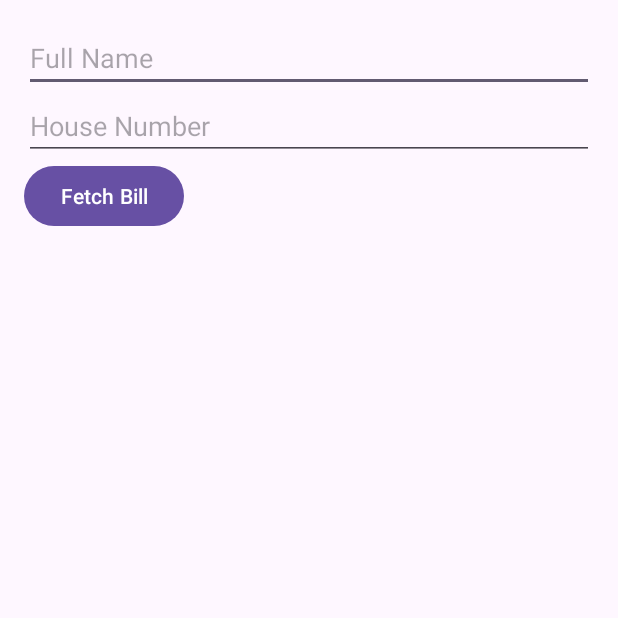
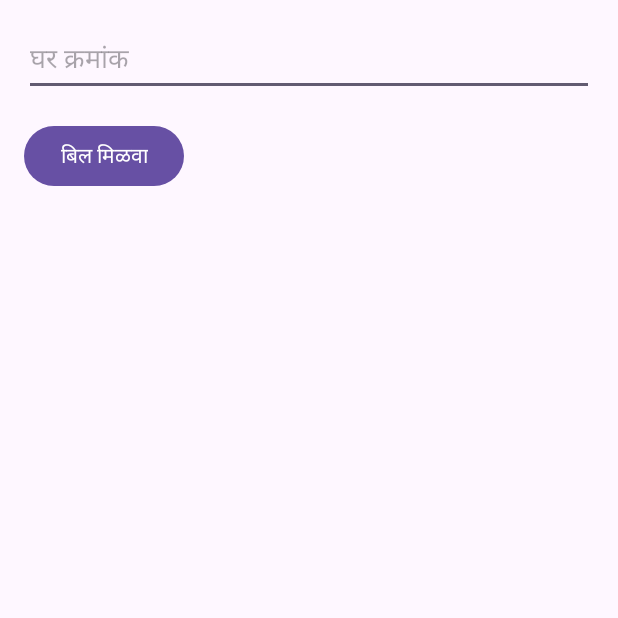
Before and after one commit to sanket96s/Grampanchayat-application, an Android app: the screen it shows after launch once a user with an empty profile is signed in (TaxPayActivity), after a tap on an icon or button, on a phone screen of 412 x 824 dp, the top half of it. Run offline under Robolectric (Android 15) with nearby library versions, the phone set to English and light mode, and no system bars; our stand-ins replace Firebase (no records; nobody signed in at launch, a user with empty details on screens opened directly), Picasso.

Commit message:
tax fetched successfully

```diff
--- a/app/build.gradle.kts
+++ b/app/build.gradle.kts
@@ -45,14 +45,20 @@ dependencies {
     implementation("androidx.navigation:navigation-ui:2.8.0")
     implementation("androidx.drawerlayout:drawerlayout:1.2.0")
 
+
+
+
     // Firebase Realtime Database
     implementation(platform("com.google.firebase:firebase-bom:33.3.0"))
     implementation("com.google.firebase:firebase-database:20.3.0") // Add Realtime Database dependency
     implementation("com.google.firebase:firebase-auth:21.0.1") // Authentication if needed
     implementation("com.google.android.gms:play-services-auth:19.0.0") // Google sign-in
+    implementation ("com.google.firebase:firebase-firestore:24.0.2")
+
 
     // Image loading library
     implementation("com.squareup.picasso:picasso:2.71828")
+
 
     // Testing dependencies
     testImplementation("junit:junit:4.13.2")
--- a/app/src/main/AndroidManifest.xml
+++ b/app/src/main/AndroidManifest.xml
@@ -3,6 +3,7 @@
     xmlns:tools="http://schemas.android.com/tools">
 
     <uses-permission android:name="android.permission.INTERNET" />
+    <uses-permission android:name="android.permission.ACCESS_NETWORK_STATE"/>
     <uses-permission android:name="android.permission.POST_NOTIFICATIONS" />
 
     <application
@@ -14,7 +15,9 @@
         android:roundIcon="@mipmap/ic_launcher_round"
         android:supportsRtl="true"
         android:theme="@style/Theme.GrampanchayatKouthaliApk"
-        tools:targetApi="31">
+        tools:targetApi="31"
+        android:hardwareAccelerated="true"
+        android:largeHeap="true">
 
         <activity
             android:name=".MainActivity"
@@ -32,6 +35,7 @@
         <activity android:name=".MainPageActivity" />
         <activity android:name=".TaxPayActivity" />
         <activity android:name=".GovernmentSchemesActivity"></activity>
+        <activity android:name=".RegisterActivity"></activity>
     </application>
 
 </manifest>
--- /dev/null
+++ b/app/src/main/java/com/example/grampanchayatkouthaliapk/HelpAndSupportActivity.java
@@ -0,0 +1,4 @@
+package com.example.grampanchayatkouthaliapk;
+
+public class HelpAndSupportActivity {
+}
--- a/app/src/main/java/com/example/grampanchayatkouthaliapk/MainActivity.java
+++ b/app/src/main/java/com/example/grampanchayatkouthaliapk/MainActivity.java
@@ -41,7 +41,7 @@ public class MainActivity extends AppCompatActivity {
 
         // Transition after video playback ends or after 5 seconds
         videoView.setOnCompletionListener(mp -> proceedToCheckAuthentication());
-        new Handler().postDelayed(this::proceedToCheckAuthentication, 5000); // 5000 milliseconds = 5 seconds
+        new Handler().postDelayed(this::proceedToCheckAuthentication, 2000); // 2000 milliseconds = 5 seconds
     }
 
     @Override
--- /dev/null
+++ b/app/src/main/java/com/example/grampanchayatkouthaliapk/ProfileActivity.java
@@ -0,0 +1,4 @@
+package com.example.grampanchayatkouthaliapk;
+
+public class ProfileActivity {
+}
--- /dev/null
+++ b/app/src/main/java/com/example/grampanchayatkouthaliapk/SettingsActivity.java
@@ -0,0 +1,4 @@
+package com.example.grampanchayatkouthaliapk;
+
+public class SettingsActivity {
+}
--- /dev/null
+++ b/app/src/main/res/layout/activity_certificate.xml
@@ -0,0 +1,6 @@
+<?xml version="1.0" encoding="utf-8"?>
+<androidx.constraintlayout.widget.ConstraintLayout xmlns:android="http://schemas.android.com/apk/res/android"
+    android:layout_width="match_parent"
+    android:layout_height="match_parent">
+
+</androidx.constraintlayout.widget.ConstraintLayout>
--- a/app/src/main/res/layout/activity_tax_pay.xml
+++ b/app/src/main/res/layout/activity_tax_pay.xml
@@ -8,47 +8,72 @@
     tools:context=".TaxPayActivity">
 
     <EditText
-        android:id="@+id/input_full_name"
-        android:layout_width="match_parent"
-        android:layout_height="wrap_content"
-        android:hint="Full Name"
-        android:inputType="textPersonName" />
-
-    <EditText
         android:id="@+id/input_house_number"
         android:layout_width="match_parent"
         android:layout_height="wrap_content"
-        android:hint="House Number"
+        android:hint="घर क्रमांक"
         android:inputType="number" />
 
     <Button
         android:id="@+id/btn_fetch_bill"
         android:layout_width="wrap_content"
         android:layout_height="wrap_content"
-        android:text="Fetch Bill" />
+        android:text="बिल मिळवा"
+        android:layout_marginTop="16dp" />
 
-    <TextView
-        android:id="@+id/text_name"
-        android:layout_width="wrap_content"
+    <TableLayout
+        android:id="@+id/table_layout"
+        android:layout_width="match_parent"
         android:layout_height="wrap_content"
-        android:text="Name: "
-        android:textStyle="bold"
-        android:visibility="gone" />
+        android:stretchColumns="1"
+        android:layout_marginTop="16dp">
 
+        <TableRow>
             <TextView
                 android:id="@+id/text_house_number"
                 android:layout_width="wrap_content"
                 android:layout_height="wrap_content"
-        android:text="House Number: "
+                android:text="घर क्रमांक: "
                 android:textStyle="bold"
-        android:visibility="gone" />
+                android:visibility="gone"
+                android:textSize="18sp" />
 
+            <TextView
+                android:id="@+id/text_house_number_value"
+                android:layout_width="wrap_content"
+                android:layout_height="wrap_content"
+                android:text=""
+                android:textSize="18sp" />
+        </TableRow>
+
+        <TableRow>
             <TextView
                 android:id="@+id/text_total_bill"
                 android:layout_width="wrap_content"
                 android:layout_height="wrap_content"
-        android:text="Total Bill: "
+                android:text="एकूण बिल: "
                 android:textStyle="bold"
-        android:visibility="gone" />
+                android:visibility="gone"
+                android:textSize="18sp" />
 
+            <TextView
+                android:id="@+id/text_total_bill_value"
+                android:layout_width="wrap_content"
+                android:layout_height="wrap_content"
+                android:text=" "
+                android:textSize="18sp" />
+        </TableRow>
+    </TableLayout>
+
+    <Button
+        android:id="@+id/btn_pay_bill"
+        android:layout_width="wrap_content"
+        android:layout_height="wrap_content"
+        android:text="बिल भरा"
+        android:layout_marginTop="16dp"
+        android:visibility="gone"
+        android:textSize="20sp"
+        android:padding="12dp"
+        android:backgroundTint="@color/colorAccent"
+        android:textColor="@android:color/white" />
 </LinearLayout>
--- a/app/src/main/res/values/colors.xml
+++ b/app/src/main/res/values/colors.xml
@@ -3,4 +3,7 @@
     <color name="black">#FF000000</color>
     <color name="white">#FFFFFFFF</color>
     <color name="colorPrimary">#FF6200EE</color>
+    <color name="peach">#FFDAB9</color>
+    <color name="colorAccent">#FF4081</color>
+    <color name="your_custom_color">#FFDAB9</color>
 </resources>
--- a/app/src/main/res/values/strings.xml
+++ b/app/src/main/res/values/strings.xml
@@ -1,4 +1,12 @@
-<resources>
+<resources xmlns:tools="http://schemas.android.com/tools">
+        <string name="please_enter_valid_house_number" tools:ignore="DuplicateDefinition">कृपया वैध घर क्रमांक प्रविष्ट करा</string>
+        <string name="total_bill_not_found">एकूण बिल सापडले नाही</string>
+        <string name="record_not_found">तपशील सापडले नाही</string>
+        <string name="database_error">डाटाबेस त्रुटी: %1$s</string>
+        <string name="house_number">घर क्रमांक: %1$d</string>
+        <string name="total_bill">एकूण बिल: %1$d</string>
+        <string name="name">नाव: %1$s</string>
+
     <string name="app_name">Grampanchayat Kouthali apk</string>
     <string name="action_settings">Settings</string>
     <!-- Strings used for fragments for navigation -->
@@ -14,13 +22,7 @@
     <string name="navigation_drawer_open">Open navigation drawer</string>
     <string name="navigation_drawer_close">Close navigation drawer</string>
     <string name="enter_details">Enter Details</string>
-    <string name="please_enter_valid_house_number">Please enter a valid house number.</string>
-    <string name="total_bill_not_found">Total bill not found.</string>
-    <string name="record_not_found">Record not found for the given details.</string>
-    <string name="database_error">Database error: %1$s</string>
-    <string name="name">Name: %1$s</string>
-    <string name="house_number">House Number: %1$d</string>
-    <string name="total_bill">Total Bill: %1$d</string>
+
     <string name="lorem_ipsum">
         Lorem ipsum dolor sit amet, consectetur adipiscing elit. Nam in scelerisque sem. Mauris
         volutpat, dolor id interdum ullamcorper, risus dolor egestas lectus, sit amet mattis purus
```
Also changed, not shown: app/src/main/java/com/example/grampanchayatkouthaliapk/LoginActivity.java (+11 -0 lines), app/src/main/java/com/example/grampanchayatkouthaliapk/MainPageActivity.java (+7 -4 lines), app/src/main/java/com/example/grampanchayatkouthaliapk/RegisterActivity.java (added, +105 -0 lines), app/src/main/java/com/example/grampanchayatkouthaliapk/TaxPayActivity.java (+39 -30 lines), app/src/main/res/layout/activity_help_and_support.xml (added, +51 -0 lines), app/src/main/res/layout/activity_register.xml (added, +57 -0 lines). Lines whose indentation alone changed are shown as unchanged.
